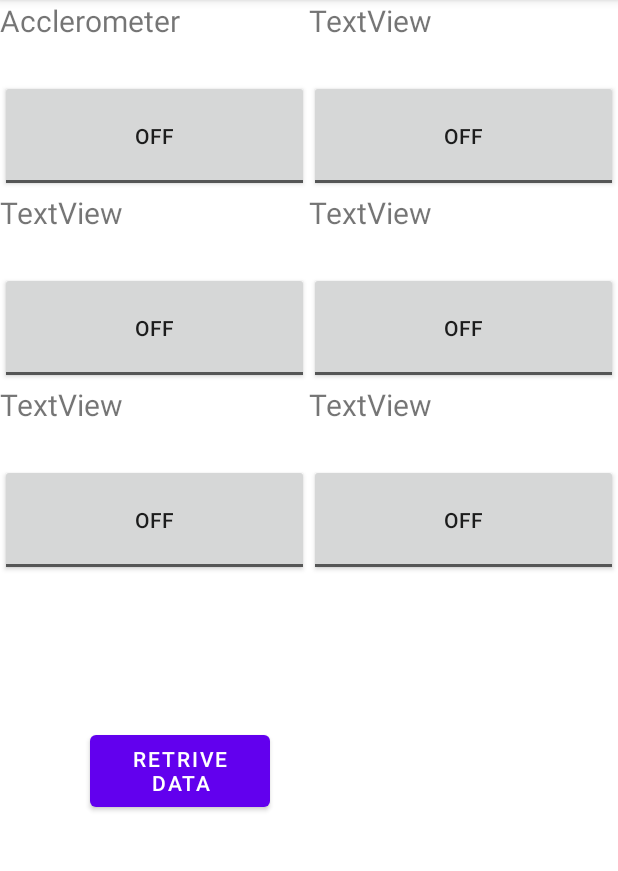
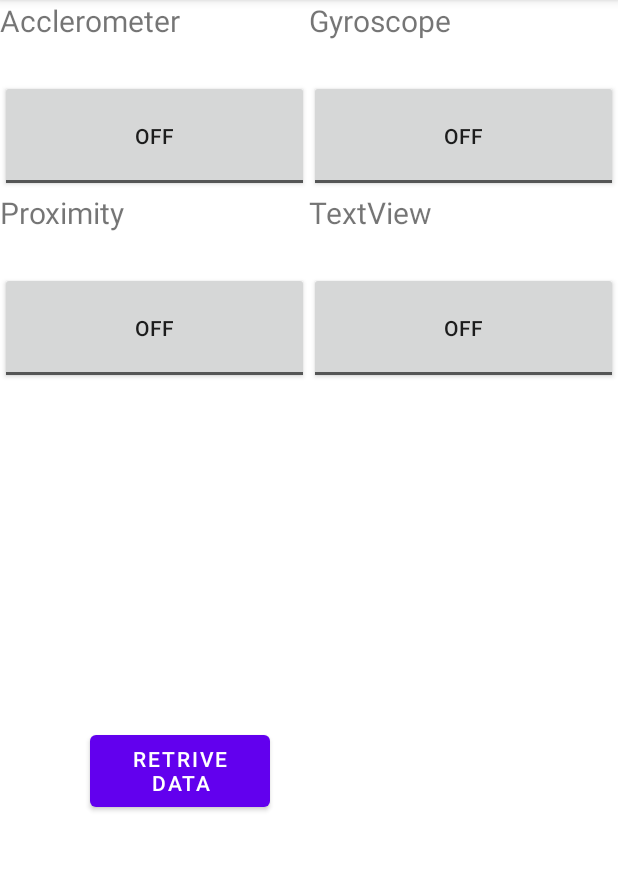
Before and after one commit to sangharsh-gurjar/SensorInfo, an Android app: the screen it shows after launch (MainActivity), on a phone screen of 412 x 824 dp, the part 84-955 px from its top. Run offline under Robolectric (Android 15) with nearby library versions, the phone set to English and light mode, and no system bars; our stand-ins replace Room's generated code.

Commit message:
git commit -m 'accelero , gyro and prox'

```diff
--- /dev/null
+++ b/app/src/main/java/com/example/sensorinfo/GyroDAO.java
@@ -0,0 +1,25 @@
+package com.example.sensorinfo;
+import androidx.room.Dao;
+import androidx.room.Insert;
+import androidx.room.Query;
+import androidx.room.Update;
+
+import java.util.List;
+
+@Dao
+public interface GyroDAO {
+
+    // accelerometerdb table se id ko search karo
+    @Query("SELECT * FROM gyrodb WHERE id IN (:userId)")
+    GyroDB loadById(int userId);
+
+    // insert in accelerometerdb table //var is just object of accelerometer class
+    @Insert
+    void insert(GyroDB var);
+
+    @Update
+    void update(GyroDB var);
+
+    @Query("SELECT EXISTS(SELECT * FROM GyroDB WHERE id =:userId )"   )
+    Boolean is_exist(int userId);
+}
--- a/app/src/main/java/com/example/sensorinfo/MainActivity.java
+++ b/app/src/main/java/com/example/sensorinfo/MainActivity.java
@@ -20,7 +20,11 @@ public class MainActivity extends AppCompatActivity implements SensorEventListen
     Button show_data;
     Boolean data_hai = false;
     ToggleButton acc;
+    ToggleButton gyro;
+    ToggleButton prox;
     boolean acc_enabled =false;
+    boolean gyro_enabled =false;
+    boolean prox_enabled= false;
 
     @Override
     protected void onCreate(Bundle savedInstanceState) {
@@ -28,8 +32,14 @@ public class MainActivity extends AppCompatActivity implements SensorEventListen
         setContentView(R.layout.activity_main);
 
         acc =findViewById(R.id.toggleButton1);
+        gyro=findViewById(R.id.toggleButton4);
+        prox=findViewById(R.id.toggleButton2);
 
         acc_enabled=false;
+        prox_enabled=false;
+        gyro_enabled=false;
+
+        // on checklistener for acceleromter
         final CompoundButton.OnCheckedChangeListener toggleButtonChangeListener = new CompoundButton.OnCheckedChangeListener() {
             @Override
             public void onCheckedChanged(CompoundButton buttonView, boolean isChecked) {
@@ -42,8 +52,37 @@ public class MainActivity extends AppCompatActivity implements SensorEventListen
                 }
             }
         };
+        acc.setOnCheckedChangeListener(toggleButtonChangeListener);
 
-        acc.setOnCheckedChangeListener(toggleButtonChangeListener);
+        // on checklistener for gyroscope
+        final CompoundButton.OnCheckedChangeListener toggleButtonChangeListener_gyro = new CompoundButton.OnCheckedChangeListener() {
+            @Override
+            public void onCheckedChanged(CompoundButton buttonView, boolean isChecked) {
+                // The user changed the button, do something
+                if (isChecked) {
+                    gyro_enabled=true;
+                }
+                else{
+                    gyro_enabled=false;
+                }
+            }
+        };
+        gyro.setOnCheckedChangeListener(toggleButtonChangeListener_gyro);
+
+        // onCheckListener for proximity sensor
+        final CompoundButton.OnCheckedChangeListener toggleButtonChangeListener_prox = new CompoundButton.OnCheckedChangeListener() {
+            @Override
+            public void onCheckedChanged(CompoundButton buttonView, boolean isChecked) {
+                // The user changed the button, do something
+                if (isChecked) {
+                    prox_enabled=true;
+                }
+                else{
+                    prox_enabled=false;
+                }
+            }
+        };
+        prox.setOnCheckedChangeListener(toggleButtonChangeListener_prox);
 
 
 
@@ -52,7 +91,7 @@ public class MainActivity extends AppCompatActivity implements SensorEventListen
         show_data.setOnClickListener(new View.OnClickListener() {
             @Override
             public void onClick(View v) {
-                if(data_hai && acc_enabled){
+                if(data_hai){
                     Intent intent = new Intent(MainActivity.this,DisplayData.class);
                     startActivity(intent);
                 }
@@ -60,9 +99,7 @@ public class MainActivity extends AppCompatActivity implements SensorEventListen
                     if(!data_hai) {
                         Toast.makeText(MainActivity.this, "nothing to show", Toast.LENGTH_SHORT).show();
                     }
-                    else{
-                        Toast.makeText(MainActivity.this, "enable toggle switch", Toast.LENGTH_SHORT).show();
-                    }
+
                 }
 
             }
@@ -72,9 +109,17 @@ public class MainActivity extends AppCompatActivity implements SensorEventListen
 
         if(sensorManager!=null){
             Sensor acceleroSensor = sensorManager.getDefaultSensor(Sensor.TYPE_ACCELEROMETER);
+            Sensor gyroSensor = sensorManager.getDefaultSensor(Sensor.TYPE_GYROSCOPE);
+            Sensor proxSensor = sensorManager.getDefaultSensor(Sensor.TYPE_PROXIMITY);
 
             if(acceleroSensor!=null){
                 sensorManager.registerListener(this,acceleroSensor,SensorManager.SENSOR_DELAY_NORMAL);
+            }
+            if(gyroSensor!=null){
+                sensorManager.registerListener(this,gyroSensor,SensorManager.SENSOR_DELAY_NORMAL);
+            }
+            if(proxSensor!=null){
+                sensorManager.registerListener(this,proxSensor,SensorManager.SENSOR_DELAY_NORMAL);
             }
         }
         else{
@@ -88,12 +133,13 @@ public class MainActivity extends AppCompatActivity implements SensorEventListen
 
     @Override
     public void onSensorChanged(SensorEvent event) {
-        if(event.sensor.getType() == Sensor.TYPE_ACCELEROMETER){
+        // for accelerometer
+        if(event.sensor.getType() == Sensor.TYPE_ACCELEROMETER && acc_enabled){
             // TODO :- create a object of database( for accelerometer ) class and store data into it
-            AccelerometerDatabase db = Room.databaseBuilder(getApplicationContext(),
+            AccelerometerDatabase acc_db = Room.databaseBuilder(getApplicationContext(),
                     AccelerometerDatabase.class, "database-name").allowMainThreadQueries().build();
 
-            AccelerometerDBDAO obj = db.accelerometerDBDAO();
+            AccelerometerDBDAO obj = acc_db.accelerometerDBDAO();
             boolean exist = obj.is_exist(1);
 
             if(exist){
@@ -106,6 +152,40 @@ public class MainActivity extends AppCompatActivity implements SensorEventListen
             }
         }
 
+        // for gyroscope
+        if(event.sensor.getType() == Sensor.TYPE_ACCELEROMETER && gyro_enabled){
+            GyroDatabase gyroDatabase=Room.databaseBuilder(getApplicationContext(),
+                    GyroDatabase.class,"Gyro-Database").allowMainThreadQueries().build();
+            GyroDAO gyroDAO=gyroDatabase.gyroDAO();
+            boolean exist=gyroDAO.is_exist(2);
+            if(exist){
+                gyroDAO.update(new GyroDB(2,event.values[0],event.values[1],event.values[2]));
+                data_hai=true;
+            }
+            else{
+                gyroDAO.insert(new GyroDB(2,event.values[0],event.values[1],event.values[2]));
+
+            }
+
+        }
+
+        // for proximity sensor
+        if(event.sensor.getType() == Sensor.TYPE_PROXIMITY && prox_enabled){
+            ProximityDatabase proximityDatabase =Room.databaseBuilder(getApplicationContext(),
+                    ProximityDatabase.class,"Proximity - Database").allowMainThreadQueries().build();
+            ProximityDAO proximityDAO=proximityDatabase.proximityDAO();
+            boolean exist = proximityDAO.is_exist(3);
+            if(exist){
+                proximityDAO.update(new ProximityDB(3,event.values[0]));
+                data_hai=true;
+            }
+            else{
+                proximityDAO.insert(new ProximityDB(3,event.values[0]));
+
+            }
+
+        }
+
     }
 
     @Override
--- /dev/null
+++ b/app/src/main/java/com/example/sensorinfo/ProximityDAO.java
@@ -0,0 +1,22 @@
+package com.example.sensorinfo;
+
+import androidx.room.Dao;
+import androidx.room.Insert;
+import androidx.room.Query;
+import androidx.room.Update;
+
+@Dao
+public interface ProximityDAO {
+    @Query("SELECT * FROM proximitydb WHERE id IN (:userId)")
+    ProximityDB loadById(int userId);
+
+    @Insert
+    void insert(ProximityDB proximityDB);
+
+    @Update
+    void update(ProximityDB proximityDB);
+
+    @Query("SELECT EXISTS(SELECT * FROM ProximityDB WHERE id =:userId )")
+    boolean is_exist(int userId);
+
+}
--- a/app/src/main/res/layout/activity_main.xml
+++ b/app/src/main/res/layout/activity_main.xml
@@ -57,7 +57,7 @@
                     android:textSize="20dp"
 
                     android:layout_weight="1"
-                    android:text="TextView" />
+                    android:text="Proximity" />
 
                 <ToggleButton
                     android:id="@+id/toggleButton2"
@@ -70,24 +70,7 @@
             android:layout_width="match_parent"
             android:layout_height="0dp"
             android:orientation="vertical"
-            android:layout_weight="1">
-
-            <TextView
-                android:id="@+id/textView3"
-                android:layout_width="match_parent"
-                android:layout_height="wrap_content"
-                android:textSize="20dp"
-
-                android:layout_weight="1"
-                android:text="TextView" />
-
-            <ToggleButton
-                android:id="@+id/toggleButton3"
-                android:layout_width="match_parent"
-                android:layout_height="wrap_content"
-                android:layout_weight="1"
-                android:text="ToggleButton" />
-        </LinearLayout>
+            android:layout_weight="1"/>
         </LinearLayout>
 
         <LinearLayout
@@ -108,7 +91,7 @@
                     android:textSize="20dp"
 
                     android:layout_weight="1"
-                    android:text="TextView" />
+                    android:text="Gyroscope" />
 
                 <ToggleButton
                     android:id="@+id/toggleButton4"
@@ -143,24 +126,7 @@
             android:layout_width="match_parent"
             android:layout_height="0dp"
             android:orientation="vertical"
-            android:layout_weight="1">
-
-            <TextView
-                android:id="@+id/textView6"
-                android:layout_width="match_parent"
-                android:layout_height="wrap_content"
-                android:textSize="20dp"
-
-                android:layout_weight="1"
-                android:text="TextView" />
-
-            <ToggleButton
-                android:id="@+id/toggleButton6"
-                android:layout_width="match_parent"
-                android:layout_height="wrap_content"
-                android:layout_weight="1"
-                android:text="ToggleButton" />
-        </LinearLayout>
+            android:layout_weight="1"/>
         </LinearLayout>
 
     </LinearLayout>
```
Also changed, not shown: app/src/main/java/com/example/sensorinfo/DisplayData.java (+41 -6 lines), app/src/main/java/com/example/sensorinfo/GyroDB.java (added, +27 -0 lines), app/src/main/java/com/example/sensorinfo/GyroDatabase.java (added, +8 -0 lines), app/src/main/java/com/example/sensorinfo/ProximityDB.java (added, +20 -0 lines), app/src/main/java/com/example/sensorinfo/ProximityDatabase.java (added, +9 -0 lines), app/src/main/res/layout/activity_display_data.xml (+18 -2 lines).
